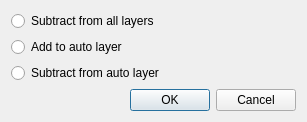
First picture: the form in src/core/filters/output/PictureZonePropDialog.ui, repository 4lex4/scantailor-advanced, before the edit.
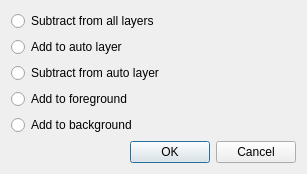
Second picture: the form after the edit.

Commit message: 1.0.19: feature #50: foreground and background zones

What changed in the file:
```diff
--- a/src/core/filters/output/PictureZonePropDialog.ui
+++ b/src/core/filters/output/PictureZonePropDialog.ui
@@ -35,6 +35,20 @@
      </property>
     </widget>
    </item>
+   <item>
+    <widget class="QRadioButton" name="zoneforeground">
+     <property name="text">
+      <string>Add to foreground</string>
+     </property>
+    </widget>
+   </item>
+   <item>
+    <widget class="QRadioButton" name="zonebackground">
+     <property name="text">
+      <string>Add to background</string>
+     </property>
+    </widget>
+   </item>
    <item>
     <spacer name="verticalSpacer">
      <property name="orientation">
```
Left out of the diff: 8 changed lines with no effect on the pictures. The commit also changes 12 other files.
